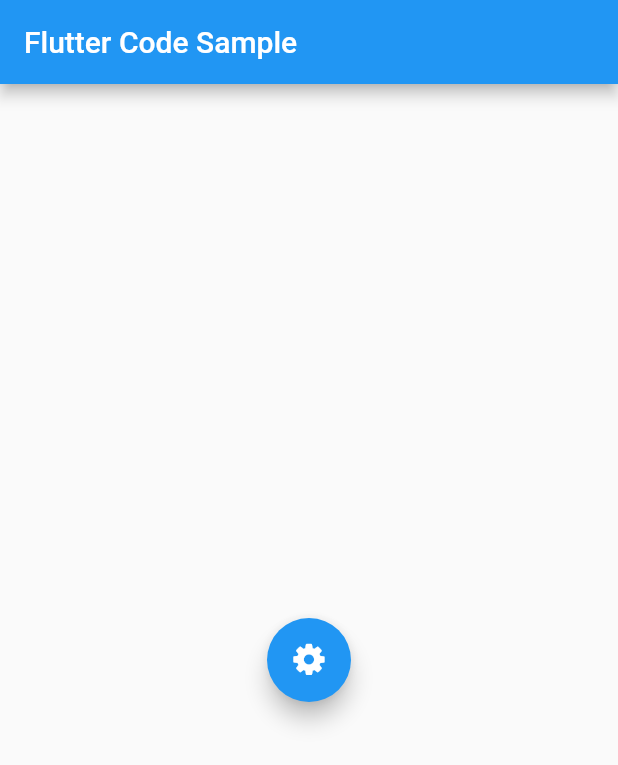
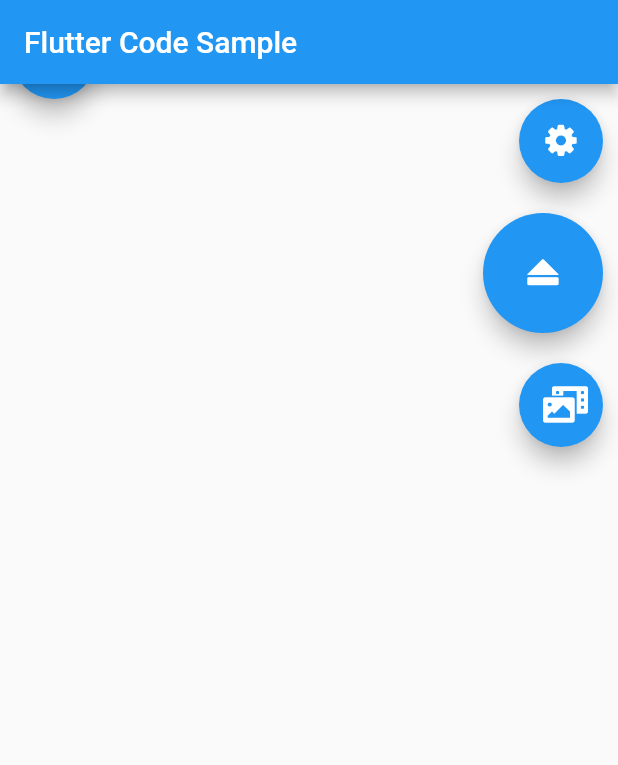
Before and after one commit to BigDeeEss/dashcam, a Flutter app: the screen it shows after launch, on a phone screen of 412 x 824 dp. Shown: the top 765 px of the screen. Run offline on Flutter 3.47's test engine with Material 2 defaults, Android fonts, the phone set to English and light mode, and no system bars.

```diff
--- a/lib/home.dart
+++ b/lib/home.dart
@@ -1,6 +1,7 @@
 
 
 // Import flutter packages.
+import 'package:flutter/cupertino.dart';
 import 'package:flutter/material.dart';
 
 
@@ -19,32 +20,97 @@ class Home extends StatelessWidget {
       title: _title,
       home: Scaffold(
         appBar: AppBar(title: const Text(_title)),
-        body: const Center(
-          child: MyStatefulWidget(),
+        body: Stack(
+          children: [
+            Align(
+              alignment: Alignment.bottomRight,
+              child: Column(
+                crossAxisAlignment: CrossAxisAlignment.end,
+                children: <Widget>[
+                  Padding(
+                    padding: EdgeInsets.all(10.0),
+                    child: FloatingActionButton(
+                      child: Icon(CustomIcons.cog_1),
+                      onPressed: () {},
+                    ),
+                  ),
+                  SizedBox(
+                    height: 100,
+                    width: 100,
+                    child:
+                    Padding(
+                      padding: EdgeInsets.all(10.0),
+                      child: FloatingActionButton(
+                        child: Icon(CustomIcons.eject),
+                        onPressed: () {},
+                      ),
+                    ),
+                    // FloatingActionButton(
+                    //   child: Icon(CustomIcons.eject),
+                    //   onPressed: () {},
+                    // ),
+                  ),
+                  Padding(
+                    padding: EdgeInsets.all(10.0),
+                    child: FloatingActionButton(
+                      child: Icon(CustomIcons.photo_video),
+                      onPressed: () {},
+                    ),
+                  ),
+                ]
+              ),
+            ),
+            // Positioned(
+            //   top: 0.0,
+            //   right: 0.0,
+            //   child: FloatingActionButton(
+            //     child: Icon(CustomIcons.satellite_dish),
+            //     onPressed: () {},
+            //   ),
+            // ),
+            SlideTransitionFAB(),
+          ],
         ),
       ),
     );
   }
 }
 
-/// This is the stateful widget that the main application instantiates.
-class MyStatefulWidget extends StatefulWidget {
-  const MyStatefulWidget({Key? key}) : super(key: key);
+
+class AnimatedPositionFAB extends StatefulWidget {
+  const AnimatedPositionFAB({Key? key}) : super(key: key);
 
   @override
-  State<MyStatefulWidget> createState() => _MyStatefulWidgetState();
+  _AnimatedPositionFABState createState() => _AnimatedPositionFABState();
 }
 
-/// This is the private State class that goes with MyStatefulWidget.
-class _MyStatefulWidgetState extends State<MyStatefulWidget>
+class _AnimatedPositionFABState extends State<AnimatedPositionFAB> {
+  @override
+  Widget build(BuildContext context) {
+    return Container();
+  }
+}
+
+
+
+/// This is the stateful widget that the main application instantiates.
+class SlideTransitionFAB extends StatefulWidget {
+  const SlideTransitionFAB({Key? key}) : super(key: key);
+
+  @override
+  State<SlideTransitionFAB> createState() => _SlideTransitionFABState();
+}
+
+/// This is the private State class that goes with SlideTransitionFAB.
+class _SlideTransitionFABState extends State<SlideTransitionFAB>
     with SingleTickerProviderStateMixin {
   late final AnimationController _controller = AnimationController(
-    duration: const Duration(seconds: 2),
+    duration: const Duration(seconds: 3),
     vsync: this,
   )..repeat(reverse: true);
   late final Animation<Offset> _offsetAnimation = Tween<Offset>(
-    begin: Offset.zero,
-    end: const Offset(1.5, 0.0),
+    begin: Offset(0.0,-1.0),
+    end: const Offset(0.0,3.0),
   ).animate(CurvedAnimation(
     parent: _controller,
     curve: Curves.elasticIn,
@@ -66,12 +132,6 @@ class _MyStatefulWidgetState extends State<MyStatefulWidget>
             child: Icon(CustomIcons.cog_1),
             onPressed: () {},
           ),
-        // child: IconButton(
-        //   icon: Icon(CustomIcons.cog_1),
-        //   color: Colors.blue,
-        //   onPressed: () {},
-        // ),
-        // child: FlutterLogo(size: 150.0),
       ),
     );
   }
```
